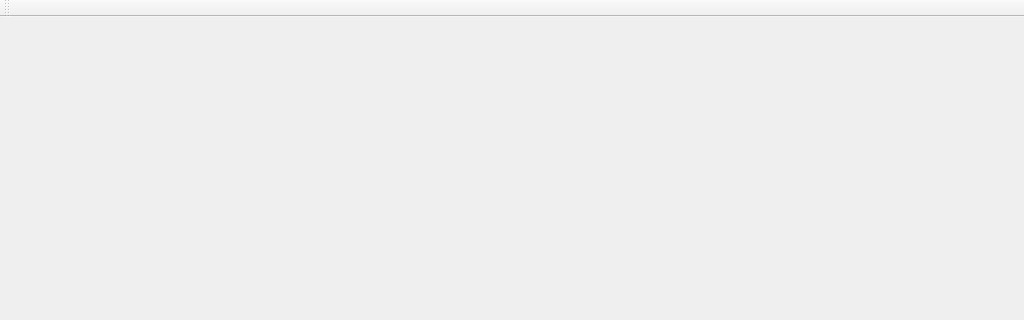
169821451/Statistics_system_of_external_personnel, file mainwindow.ui: the form before one commit; both pictures show x 0 to 1024 and y 0 to 320 of the 1024 by 768 pixel window.
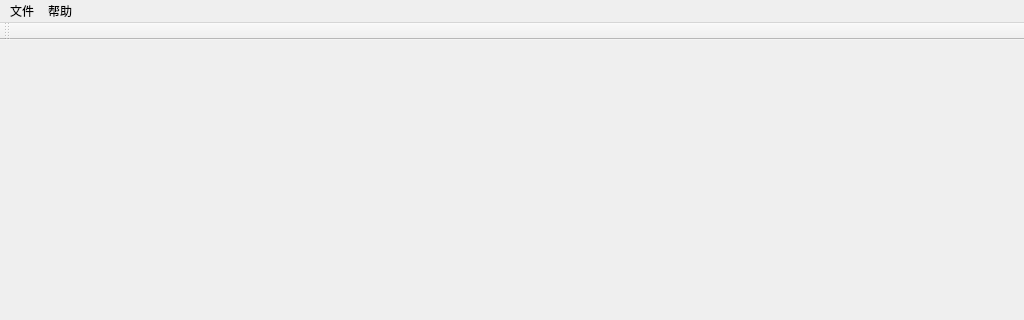
The form after the commit.

Diff of the .ui file:
```diff
--- a/mainwindow.ui
+++ b/mainwindow.ui
@@ -23,6 +23,22 @@
      <height>23</height>
     </rect>
    </property>
+   <widget class="QMenu" name="menu">
+    <property name="title">
+     <string>文件</string>
+    </property>
+    <addaction name="action"/>
+    <addaction name="action_2"/>
+   </widget>
+   <widget class="QMenu" name="menu_2">
+    <property name="title">
+     <string>帮助</string>
+    </property>
+    <addaction name="action_3"/>
+    <addaction name="action_4"/>
+   </widget>
+   <addaction name="menu"/>
+   <addaction name="menu_2"/>
   </widget>
   <widget class="QToolBar" name="mainToolBar">
    <attribute name="toolBarArea">
```
Left out of the diff: 20 changed lines with no effect on the pictures.
